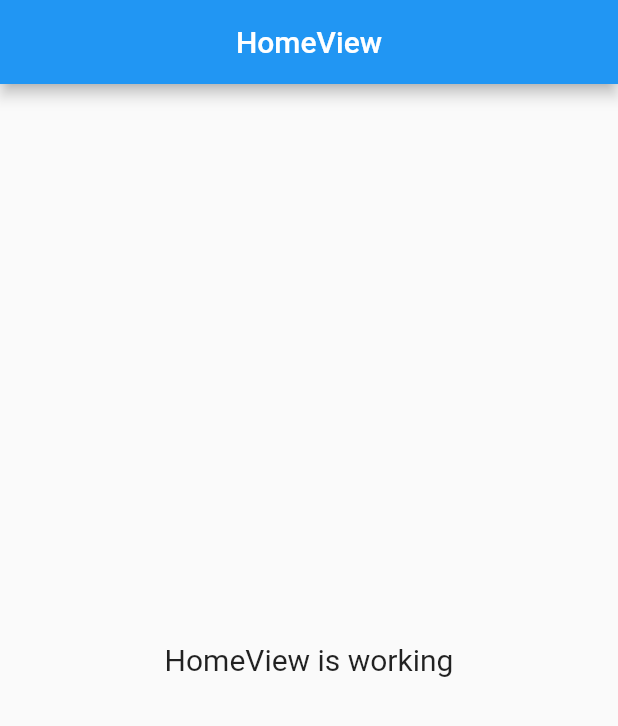
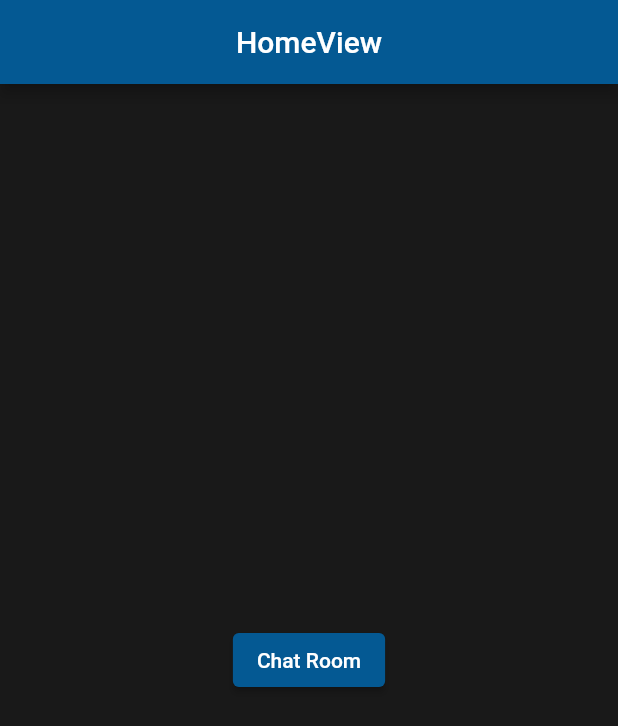
Before and after one commit to rsyd29/latihan_web_socket, a Flutter app: the screen it shows after launch, on a phone screen of 412 x 824 dp. Shown: the top 726 px of the screen. Run offline on Flutter 3.47's test engine with Material 2 defaults, Android fonts, the phone set to English and light mode, and no system bars; our stand-ins replace get.

Commit message:
Membuat tampilan untuk chat room dengan background warna hitam

```diff
--- a/lib/app/modules/home/views/home_view.dart
+++ b/lib/app/modules/home/views/home_view.dart
@@ -1,6 +1,8 @@
 import 'package:flutter/material.dart';
 
 import 'package:get/get.dart';
+import 'package:latihan_web_socket/app/routes/app_pages.dart';
+import 'package:latihan_web_socket/constant.dart';
 
 import '../controllers/home_controller.dart';
 
@@ -8,14 +10,22 @@ class HomeView extends GetView<HomeController> {
   @override
   Widget build(BuildContext context) {
     return Scaffold(
+      backgroundColor: black,
       appBar: AppBar(
+        backgroundColor: blue,
         title: Text('HomeView'),
         centerTitle: true,
       ),
       body: Center(
-        child: Text(
-          'HomeView is working',
-          style: TextStyle(fontSize: 20),
+        child: Column(
+          mainAxisAlignment: MainAxisAlignment.center,
+          children: [
+            ElevatedButton(
+              style: ElevatedButton.styleFrom(primary: blue),
+              child: Text('Chat Room'),
+              onPressed: () => Get.toNamed(Routes.CHAT),
+            ),
+          ],
         ),
       ),
     );
--- a/lib/app/routes/app_pages.dart
+++ b/lib/app/routes/app_pages.dart
@@ -1,5 +1,7 @@
 import 'package:get/get.dart';
 
+import 'package:latihan_web_socket/app/modules/chat/bindings/chat_binding.dart';
+import 'package:latihan_web_socket/app/modules/chat/views/chat_view.dart';
 import 'package:latihan_web_socket/app/modules/home/bindings/home_binding.dart';
 import 'package:latihan_web_socket/app/modules/home/views/home_view.dart';
 
@@ -16,5 +18,10 @@ class AppPages {
       page: () => HomeView(),
       binding: HomeBinding(),
     ),
+    GetPage(
+      name: _Paths.CHAT,
+      page: () => ChatView(),
+      binding: ChatBinding(),
+    ),
   ];
 }
--- a/lib/app/routes/app_routes.dart
+++ b/lib/app/routes/app_routes.dart
@@ -5,8 +5,10 @@ abstract class Routes {
   Routes._();
 
   static const HOME = _Paths.HOME;
+  static const CHAT = _Paths.CHAT;
 }
 
 abstract class _Paths {
   static const HOME = '/home';
+  static const CHAT = '/chat';
 }
--- /dev/null
+++ b/lib/constant.dart
@@ -0,0 +1,4 @@
+import 'package:flutter/material.dart';
+
+const Color blue = Color(0xFF045993);
+const Color black = Color(0xFF191919);
--- a/pubspec.yaml
+++ b/pubspec.yaml
@@ -8,6 +8,8 @@ environment:
 dependencies:
   cupertino_icons: ^1.0.2
   get: 4.6.1
+  web_socket_channel: 2.1.0
+  socket_io_client: 1.0.2
   flutter:
     sdk: flutter
 
```
Also changed, not shown: lib/app/modules/chat/bindings/chat_binding.dart (added, +12 -0 lines), lib/app/modules/chat/controllers/chat_controller.dart (added, +37 -0 lines), lib/app/modules/chat/views/chat_view.dart (added, +70 -0 lines), pubspec.lock.
